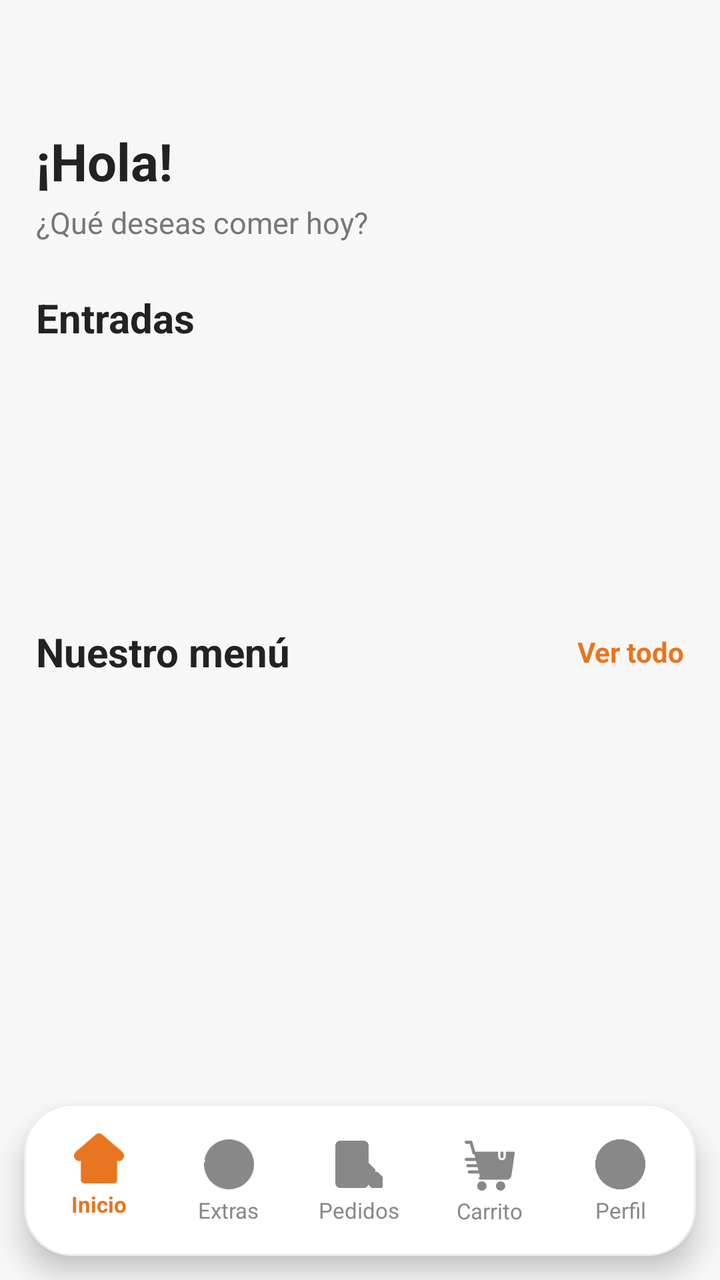
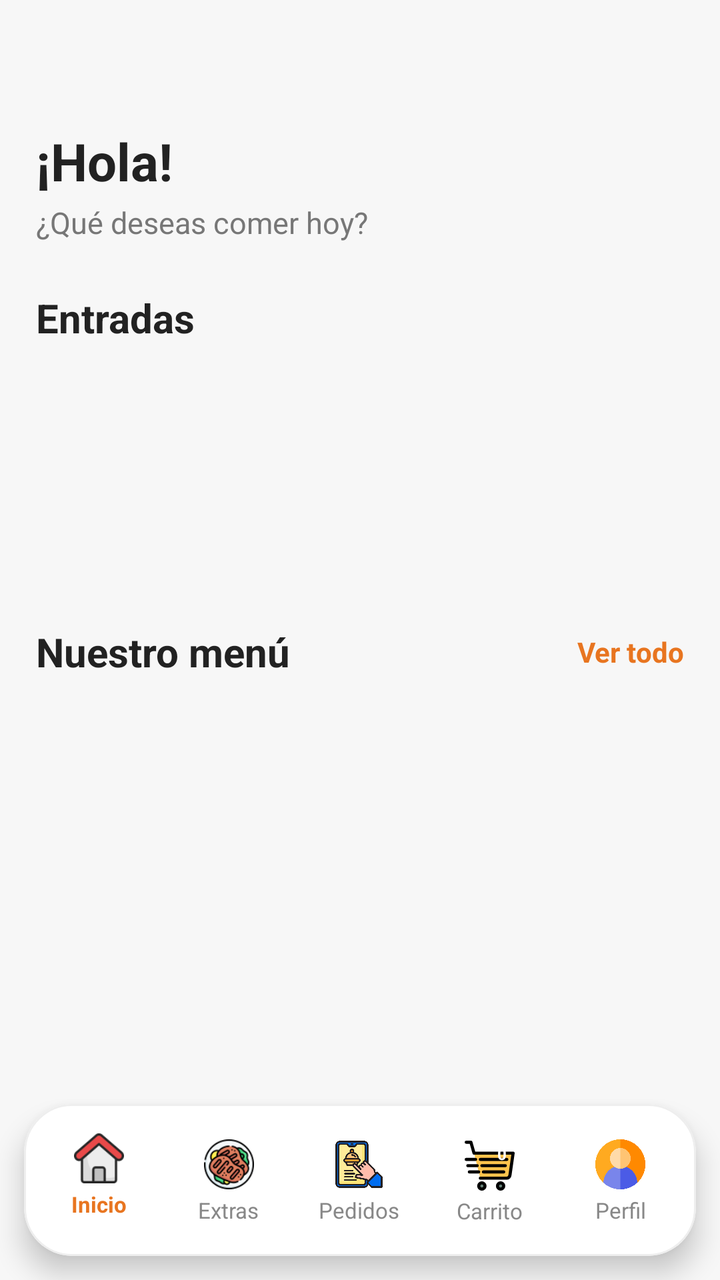

The first picture is an Android layout as it rendered before a commit; the second is the same layout after the commit. The layout source and the unified diff follow.
<!-- AndroidManifest.xml: application theme Theme.AppZetaR -->
<!-- res/layout/activity_menu_usuario.xml -->
<?xml version="1.0" encoding="utf-8"?>
<FrameLayout
    xmlns:android="http://schemas.android.com/apk/res/android"
    xmlns:app="http://schemas.android.com/apk/res-auto"
    xmlns:tools="http://schemas.android.com/tools"

    android:id="@+id/main"
    android:layout_width="match_parent"
    android:layout_height="match_parent"
    android:background="#F7F7F7"

    tools:context=".Usuario.ActivityMenuUsuario">


    
    
    

    <androidx.core.widget.NestedScrollView
        android:layout_width="match_parent"
        android:layout_height="match_parent"

        android:fillViewport="true"
        android:clipToPadding="false"

        android:paddingTop="55dp"
        android:paddingBottom="105dp">

        <LinearLayout
            android:layout_width="match_parent"
            android:layout_height="wrap_content"

            android:orientation="vertical"

            android:paddingStart="18dp"
            android:paddingEnd="18dp"
            android:paddingBottom="20dp">


            
            
            

            <TextView
                android:id="@+id/tvSaludo"

                android:layout_width="match_parent"
                android:layout_height="wrap_content"

                android:layout_marginTop="8dp"

                android:text="¡Hola!"
                android:textColor="#222222"
                android:textSize="26sp"
                android:textStyle="bold" />


            <TextView
                android:layout_width="match_parent"
                android:layout_height="wrap_content"

                android:layout_marginTop="3dp"

                android:text="¿Qué deseas comer hoy?"
                android:textColor="#777777"
                android:textSize="15sp" />


            
            
            

            <TextView
                android:layout_width="match_parent"
                android:layout_height="wrap_content"

                android:layout_marginTop="24dp"

                android:text="Entradas"
                android:textColor="#222222"
                android:textSize="20sp"
                android:textStyle="bold" />


            <androidx.recyclerview.widget.RecyclerView
                android:id="@+id/rvEntradas"

                android:layout_width="match_parent"
                android:layout_height="105dp"

                android:layout_marginTop="10dp"

                android:clipToPadding="false"

                android:paddingStart="2dp"
                android:paddingEnd="2dp"

                tools:listitem="@layout/item_task_entrada_usuario" />


            
            
            

            <LinearLayout
                android:layout_width="match_parent"
                android:layout_height="wrap_content"

                android:layout_marginTop="25dp"

                android:gravity="center_vertical"
                android:orientation="horizontal">


                <TextView
                    android:layout_width="0dp"
                    android:layout_height="wrap_content"

                    android:layout_weight="1"

                    android:text="Nuestro menú"
                    android:textColor="#222222"
                    android:textSize="20sp"
                    android:textStyle="bold" />


                <TextView
                    android:layout_width="wrap_content"
                    android:layout_height="wrap_content"

                    android:text="Ver todo"
                    android:textColor="#E87520"
                    android:textSize="14sp"
                    android:textStyle="bold" />

            </LinearLayout>


            <androidx.recyclerview.widget.RecyclerView
                android:id="@+id/rvMenu"

                android:layout_width="match_parent"
                android:layout_height="285dp"

                android:layout_marginTop="10dp"

                android:clipToPadding="false"

                android:paddingStart="4dp"
                android:paddingEnd="4dp"

                tools:listitem="@layout/item_task_menu_usuario" />


            
            
            
            
            
            

            <TextView
                android:id="@+id/tvTituloExtras"

                android:layout_width="match_parent"
                android:layout_height="wrap_content"

                android:text="Extras"
                android:visibility="gone" />


            <androidx.recyclerview.widget.RecyclerView
                android:id="@+id/rvCategorias"

                android:layout_width="match_parent"
                android:layout_height="82dp"

                android:visibility="gone" />


            <androidx.recyclerview.widget.RecyclerView
                android:id="@+id/rvExtras"

                android:layout_width="match_parent"
                android:layout_height="wrap_content"

                android:visibility="gone" />

        </LinearLayout>

    </androidx.core.widget.NestedScrollView>


    
    
    

    <ProgressBar
        android:id="@+id/progressBarMenu"

        android:layout_width="45dp"
        android:layout_height="45dp"

        android:layout_gravity="center"

        android:visibility="gone" />


    
    
    

    <com.google.android.material.card.MaterialCardView
        android:layout_width="match_parent"
        android:layout_height="76dp"

        android:layout_gravity="bottom"

        android:layout_marginStart="12dp"
        android:layout_marginEnd="12dp"
        android:layout_marginBottom="12dp"

        app:cardBackgroundColor="#FFFFFF"
        app:cardCornerRadius="24dp"
        app:cardElevation="8dp"

        app:strokeColor="#EEEEEE"
        app:strokeWidth="1dp">


        <LinearLayout
            android:layout_width="match_parent"
            android:layout_height="match_parent"

            android:gravity="center"
            android:orientation="horizontal"

            android:paddingStart="5dp"
            android:paddingEnd="5dp">


            
            
            

            <LinearLayout
                android:id="@+id/navInicio"

                android:layout_width="0dp"
                android:layout_height="match_parent"

                android:layout_weight="1"

                android:gravity="center"
                android:orientation="vertical"

                android:paddingTop="9dp"
                android:paddingBottom="7dp">


                <ImageView
                    android:layout_width="25dp"
                    android:layout_height="25dp"

                    android:src="@drawable/ic_home"
                    android:tint="#E87520"

                    android:contentDescription="Inicio" />


                <TextView
                    android:layout_width="wrap_content"
                    android:layout_height="wrap_content"

                    android:layout_marginTop="3dp"

                    android:text="Inicio"
                    android:textColor="#E87520"
                    android:textSize="11sp"
                    android:textStyle="bold" />


                <View
                    android:layout_width="18dp"
                    android:layout_height="3dp"

                    android:layout_marginTop="3dp"

                    android:background="@drawable/bg_nav_indicator" />

            </LinearLayout>


            
            
            

            <LinearLayout
                android:id="@+id/navExtras"

                android:layout_width="0dp"
                android:layout_height="match_parent"

                android:layout_weight="1"

                android:gravity="center"
                android:orientation="vertical"

                android:paddingTop="9dp"
                android:paddingBottom="7dp">


                <ImageView
                    android:layout_width="25dp"
                    android:layout_height="25dp"

                    android:src="@drawable/ic_extra"
                    android:tint="#888888"

                    android:contentDescription="Extras" />


                <TextView
                    android:layout_width="wrap_content"
                    android:layout_height="wrap_content"

                    android:layout_marginTop="3dp"

                    android:text="Extras"
                    android:textColor="#888888"
                    android:textSize="11sp" />

            </LinearLayout>


            
            
            

            <LinearLayout
                android:id="@+id/navPedidos"

                android:layout_width="0dp"
                android:layout_height="match_parent"

                android:layout_weight="1"

                android:gravity="center"
                android:orientation="vertical"

                android:paddingTop="9dp"
                android:paddingBottom="7dp">


                <ImageView
                    android:layout_width="25dp"
                    android:layout_height="25dp"

                    android:src="@drawable/ic_pedidos"
                    android:tint="#888888"

                    android:contentDescription="Pedidos" />


                <TextView
                    android:layout_width="wrap_content"
                    android:layout_height="wrap_content"

                    android:layout_marginTop="3dp"

                    android:text="Pedidos"
                    android:textColor="#888888"
                    android:textSize="11sp" />

            </LinearLayout>


            
            
            

            <LinearLayout
                android:id="@+id/navCarrito"

                android:layout_width="0dp"
                android:layout_height="match_parent"

                android:layout_weight="1"

                android:gravity="center"
                android:orientation="vertical"

                android:paddingTop="9dp"
                android:paddingBottom="7dp">


                <FrameLayout
                    android:layout_width="28dp"
                    android:layout_height="28dp">


                    <ImageView
                        android:layout_width="25dp"
                        android:layout_height="25dp"

                        android:layout_gravity="center"

                        android:src="@drawable/ic_carrito"
                        android:tint="#888888"

                        android:contentDescription="Carrito" />


                    <TextView
                        android:id="@+id/tvCantidadCarrito"

                        android:layout_width="16dp"
                        android:layout_height="16dp"

                        android:layout_gravity="top|end"

                        android:background="@drawable/bg_badge_carrito"

                        android:gravity="center"

                        android:text="0"
                        android:textColor="#FFFFFF"
                        android:textSize="8sp"
                        android:textStyle="bold" />

                </FrameLayout>


                <TextView
                    android:layout_width="wrap_content"
                    android:layout_height="wrap_content"

                    android:layout_marginTop="1dp"

                    android:text="Carrito"
                    android:textColor="#888888"
                    android:textSize="11sp" />

            </LinearLayout>


            
            
            

            <LinearLayout
                android:id="@+id/navPerfil"

                android:layout_width="0dp"
                android:layout_height="match_parent"

                android:layout_weight="1"

                android:gravity="center"
                android:orientation="vertical"

                android:paddingTop="9dp"
                android:paddingBottom="7dp">


                <ImageView
                    android:layout_width="25dp"
                    android:layout_height="25dp"

                    android:src="@drawable/ic_perfil"
                    android:tint="#888888"

                    android:contentDescription="Perfil" />


                <TextView
                    android:layout_width="wrap_content"
                    android:layout_height="wrap_content"

                    android:layout_marginTop="3dp"

                    android:text="Perfil"
                    android:textColor="#888888"
                    android:textSize="11sp" />

            </LinearLayout>

        </LinearLayout>

    </com.google.android.material.card.MaterialCardView>


    
    
    
    
    

    <com.google.android.material.floatingactionbutton.FloatingActionButton
        android:id="@+id/btnCarrito"

        android:layout_width="1dp"
        android:layout_height="1dp"

        android:visibility="gone" />

</FrameLayout>
<!-- res/layout/item_task_menu_usuario.xml (included above) -->
<?xml version="1.0" encoding="utf-8"?>
<androidx.cardview.widget.CardView
    xmlns:android="http://schemas.android.com/apk/res/android"
    xmlns:app="http://schemas.android.com/apk/res-auto"

    android:layout_width="250dp"
    android:layout_height="260dp"

    android:layout_marginStart="8dp"
    android:layout_marginEnd="8dp"
    android:layout_marginBottom="8dp"

    app:cardBackgroundColor="#FFFFFF"
    app:cardCornerRadius="20dp"
    app:cardElevation="4dp">

    <LinearLayout
        android:layout_width="match_parent"
        android:layout_height="match_parent"
        android:orientation="vertical">

        
        
        

        <ImageView
            android:id="@+id/imgPlato"
            android:layout_width="match_parent"
            android:layout_height="125dp"
            android:background="#F2F2F2"
            android:scaleType="centerCrop"
            android:contentDescription="@string/txt_plato" />

        
        
        

        <LinearLayout
            android:layout_width="match_parent"
            android:layout_height="0dp"
            android:layout_weight="1"
            android:orientation="horizontal"
            android:gravity="center_vertical"
            android:paddingStart="12dp"
            android:paddingEnd="10dp"
            android:paddingTop="8dp"
            android:paddingBottom="8dp">

            

            <LinearLayout
                android:layout_width="0dp"
                android:layout_height="wrap_content"
                android:layout_weight="1"
                android:orientation="vertical">

                

                <TextView
                    android:id="@+id/tvMenuPlato"
                    android:layout_width="match_parent"
                    android:layout_height="wrap_content"
                    android:ellipsize="end"
                    android:maxLines="2"
                    android:textColor="#202020"
                    android:textSize="16sp"
                    android:textStyle="bold" />

                

                <TextView
                    android:id="@+id/tvPrecio"
                    android:layout_width="wrap_content"
                    android:layout_height="wrap_content"
                    android:layout_marginTop="3dp"
                    android:textColor="#FF9800"
                    android:textSize="14sp"
                    android:textStyle="bold" />

                

                <TextView
                    android:id="@+id/tvStockPlato"
                    android:layout_width="wrap_content"
                    android:layout_height="wrap_content"
                    android:layout_marginTop="3dp"
                    android:textSize="12sp"
                    android:textStyle="bold" />

            </LinearLayout>

            
            
            

            <com.google.android.material.button.MaterialButton
                android:id="@+id/btnAgregar"
                android:layout_width="44dp"
                android:layout_height="44dp"
                android:layout_marginStart="6dp"
                android:text="+"
                android:textColor="#FFFFFF"
                android:textSize="22sp"
                android:textStyle="bold"
                android:padding="0dp"
                android:minWidth="0dp"
                android:minHeight="0dp"
                app:backgroundTint="#FF9800"
                app:cornerRadius="22dp" />

        </LinearLayout>

    </LinearLayout>

</androidx.cardview.widget.CardView>
<!-- resources referenced by this layout -->
<resources>
  <!-- drawable bg_badge_carrito (drawable) -->
  <?xml version="1.0" encoding="utf-8"?>
  <selector xmlns:android="http://schemas.android.com/apk/res/android">
  
  </selector>
  <!-- drawable bg_nav_indicator (drawable) -->
  <?xml version="1.0" encoding="utf-8"?>
  <selector xmlns:android="http://schemas.android.com/apk/res/android">
  
  </selector>
  <!-- drawable ic_carrito (drawable) -->
  <vector xmlns:android="http://schemas.android.com/apk/res/android"
      android:width="800dp"
      android:height="800dp"
      android:viewportWidth="32"
      android:viewportHeight="32">
    <group>
      <clip-path
          android:pathData="M0,0h32v32h-32z"/>
      <path
          android:pathData="M10,24L9,20L8,16L7,12L6,8H31L29,22C28.86,23.04 28.12,24 27,24H10Z"
          android:fillColor="#FFC44D"/>
      <path
          android:pathData="M23,27C24.1,27 25,27.9 25,29C25,30.1 24.1,31 23,31C21.9,31 21,30.1 21,29C21,27.9 21.9,27 23,27ZM11,27C12.1,27 13,27.9 13,29C13,30.1 12.1,31 11,31C9.9,31 9,30.1 9,29C9,27.9 9.9,27 11,27Z"
          android:fillColor="#668077"/>
      <path
          android:pathData="M8,16H2M9,20H3M7,12H1M26,16H11M25,20H12M27,12H10M10,24H27C28.125,24 28.862,23.038 29,22L31,8H6L4,1H1M13,29C13,27.896 12.104,27 11,27C9.896,27 9,27.896 9,29C9,30.104 9.896,31 11,31C12.104,31 13,30.104 13,29ZM25,29C25,27.896 24.104,27 23,27C21.896,27 21,27.896 21,29C21,30.104 21.896,31 23,31C24.104,31 25,30.104 25,29Z"
          android:strokeLineJoin="round"
          android:strokeWidth="2"
          android:fillColor="#00000000"
          android:strokeColor="#000000"
          android:strokeLineCap="round"/>
    </group>
  </vector>
  <!-- drawable ic_extra: png bitmap (drawable, 8361 bytes) -->
  <!-- drawable ic_home: png bitmap (drawable, 3284 bytes) -->
  <!-- drawable ic_pedidos: png bitmap (drawable, 29016 bytes) -->
  <!-- drawable ic_perfil: png bitmap (drawable, 21518 bytes) -->
  <string name="txt_plato">PLATO</string>
  <style name="Theme.AppZetaR" parent="Base.Theme.AppZetaR" />
  <style name="Base.Theme.AppZetaR" parent="Theme.Material3.DayNight.NoActionBar">
          
          
      </style>
</resources>

<!-- the commit's change to res/layout/activity_menu_usuario.xml (unified diff, before → after) -->
@@ -155,9 +155,6 @@
             
             
             
-            
-            
-            
 
             <TextView
                 android:id="@+id/tvTituloExtras"
@@ -263,7 +260,6 @@
                     android:layout_height="25dp"
 
                     android:src="@drawable/ic_home"
-                    android:tint="#E87520"
 
                     android:contentDescription="Inicio" />
 
@@ -315,7 +311,6 @@
                     android:layout_height="25dp"
 
                     android:src="@drawable/ic_extra"
-                    android:tint="#888888"
 
                     android:contentDescription="Extras" />
 
@@ -357,7 +352,6 @@
                     android:layout_height="25dp"
 
                     android:src="@drawable/ic_pedidos"
-                    android:tint="#888888"
 
                     android:contentDescription="Pedidos" />
 
@@ -406,7 +400,6 @@
                         android:layout_gravity="center"
 
                         android:src="@drawable/ic_carrito"
-                        android:tint="#888888"
 
                         android:contentDescription="Carrito" />
 
@@ -468,7 +461,6 @@
                     android:layout_height="25dp"
 
                     android:src="@drawable/ic_perfil"
-                    android:tint="#888888"
 
                     android:contentDescription="Perfil" />
 
@@ -490,8 +482,6 @@
     </com.google.android.material.card.MaterialCardView>
 
 
-    
-    
     
     
     
